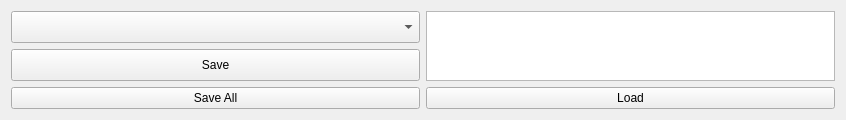
First picture: the form in ControlInputs/SaveLoadScene.ui, repository FlamingMoe85/LightInSyncQt, before the edit.
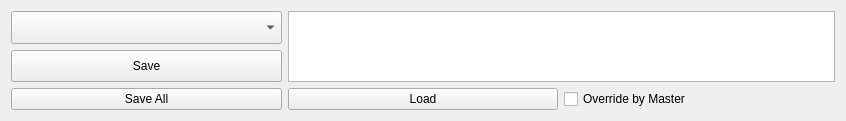
Second picture: the form after the edit.

Commit message: Added ChangeSliderAtRate and MasterSlave concept for SaveLoad

The edit to the form file:
```diff
--- a/ControlInputs/SaveLoadScene.ui
+++ b/ControlInputs/SaveLoadScene.ui
@@ -7,7 +7,7 @@
     <x>0</x>
     <y>0</y>
     <width>846</width>
-    <height>103</height>
+    <height>121</height>
    </rect>
   </property>
   <property name="sizePolicy">
@@ -22,26 +22,6 @@
   <layout class="QGridLayout" name="gridLayout_2">
    <item row="1" column="2">
     <layout class="QGridLayout" name="gridLayout">
-     <item row="0" column="0">
-      <widget class="QComboBox" name="comboBox">
-       <property name="sizePolicy">
-        <sizepolicy hsizetype="Expanding" vsizetype="Expanding">
-         <horstretch>1</horstretch>
-         <verstretch>1</verstretch>
-        </sizepolicy>
-       </property>
-      </widget>
-     </item>
-     <item row="0" column="1" rowspan="2">
-      <widget class="QPlainTextEdit" name="plainTextEdit">
-       <property name="sizePolicy">
-        <sizepolicy hsizetype="Expanding" vsizetype="Expanding">
-         <horstretch>1</horstretch>
-         <verstretch>1</verstretch>
-        </sizepolicy>
-       </property>
-      </widget>
-     </item>
      <item row="1" column="0">
       <widget class="QPushButton" name="pushButton_Save">
        <property name="sizePolicy">
@@ -69,6 +49,33 @@
        </property>
       </widget>
      </item>
+     <item row="0" column="0">
+      <widget class="QComboBox" name="comboBox">
+       <property name="sizePolicy">
+        <sizepolicy hsizetype="Expanding" vsizetype="Expanding">
+         <horstretch>1</horstretch>
+         <verstretch>1</verstretch>
+        </sizepolicy>
+       </property>
+      </widget>
+     </item>
+     <item row="2" column="2">
+      <widget class="QCheckBox" name="checkBox_OverrideEnable">
+       <property name="text">
+        <string>Override by Master</string>
+       </property>
+      </widget>
+     </item>
+     <item row="0" column="1" rowspan="2" colspan="2">
+      <widget class="QPlainTextEdit" name="plainTextEdit">
+       <property name="sizePolicy">
+        <sizepolicy hsizetype="Expanding" vsizetype="Expanding">
+         <horstretch>1</horstretch>
+         <verstretch>1</verstretch>
+        </sizepolicy>
+       </property>
+      </widget>
+     </item>
     </layout>
    </item>
   </layout>
```
The commit also changes 6 other files.
